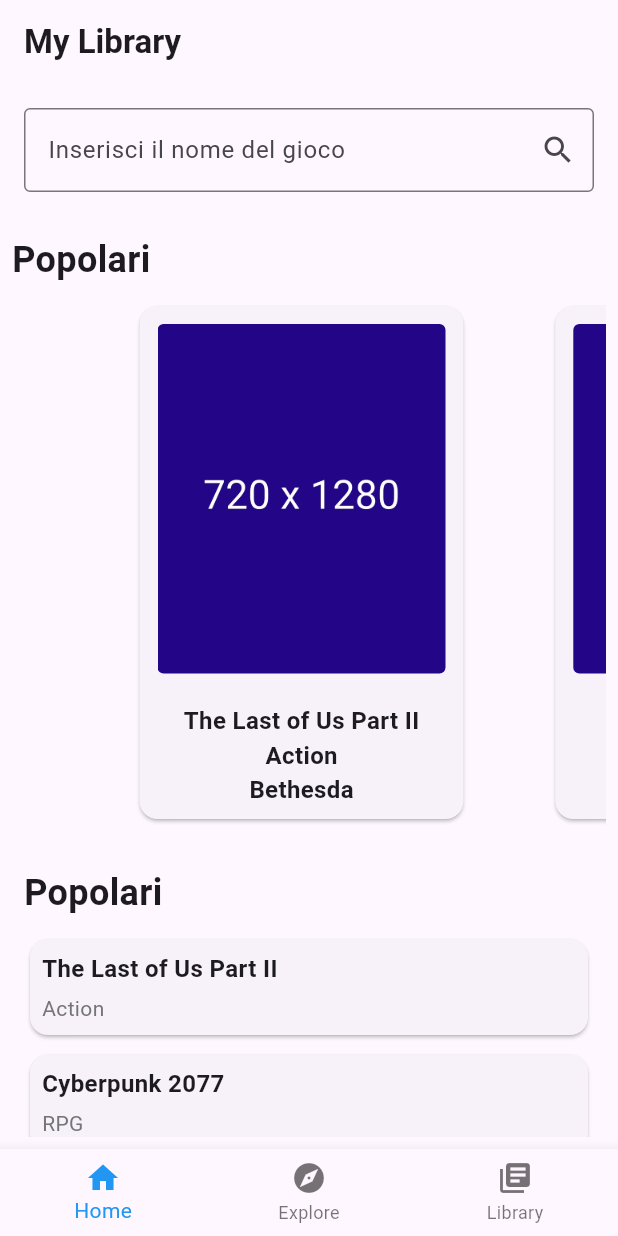
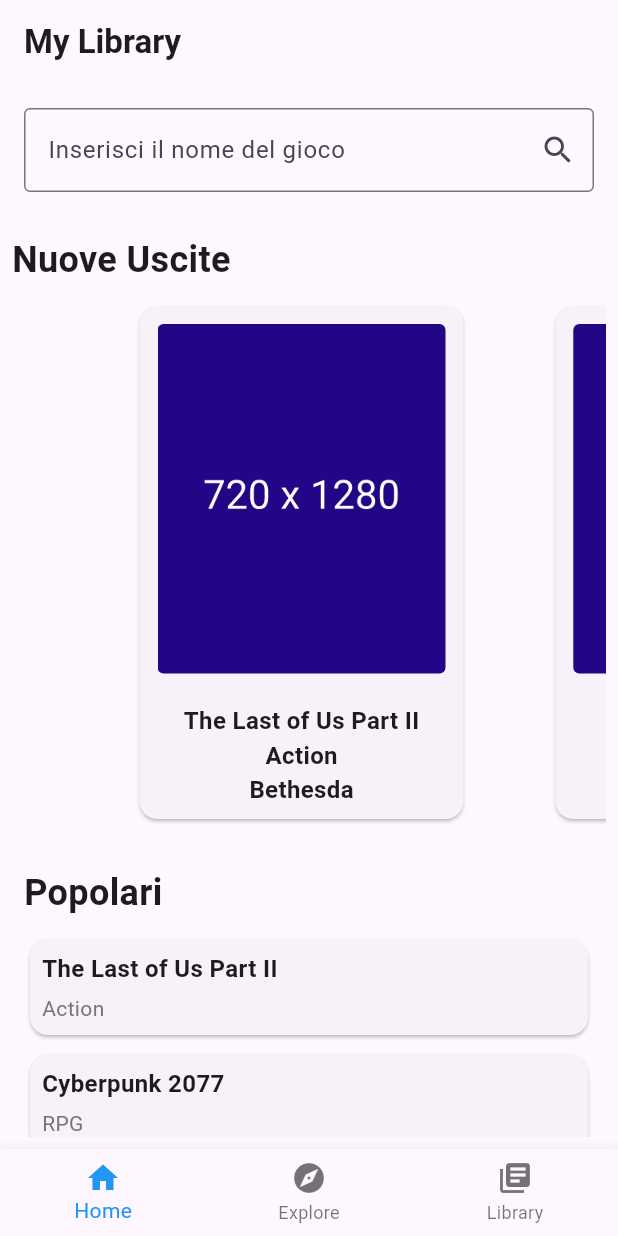
Before and after one commit to Nooneoneno/Dragons-Lair, a Flutter app: the screen it shows after launch, on a phone screen of 412 x 824 dp. Run offline on Flutter 3.47's test engine with Material 3 defaults, Android fonts, the phone set to English and light mode, and no system bars; drawn by our look-alikes of flutter_typeahead.

Commit message:
Changed text value

```diff
--- a/lib/ui/screens/home_screen/new_release_widget.dart
+++ b/lib/ui/screens/home_screen/new_release_widget.dart
@@ -72,7 +72,7 @@
       crossAxisAlignment: CrossAxisAlignment.start,
       children: [
         Text(
-          'Popolari',
+          'Nuove Uscite',
           style: TextStyle(
             fontSize: 24,
             fontWeight: FontWeight.bold,
```
